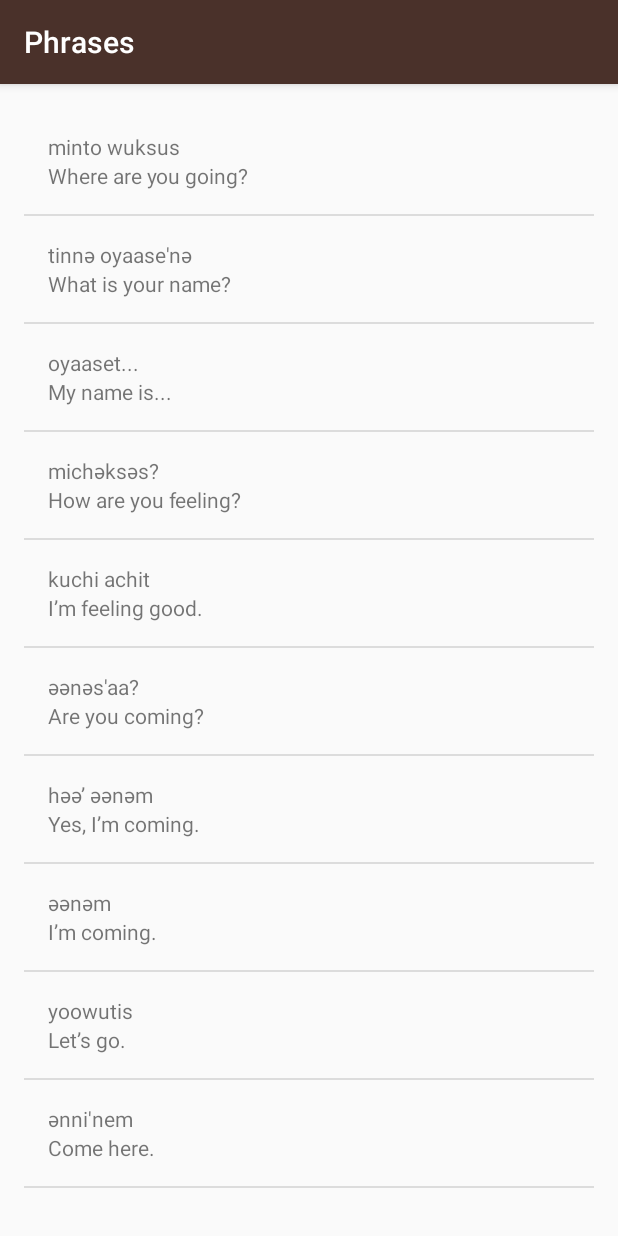
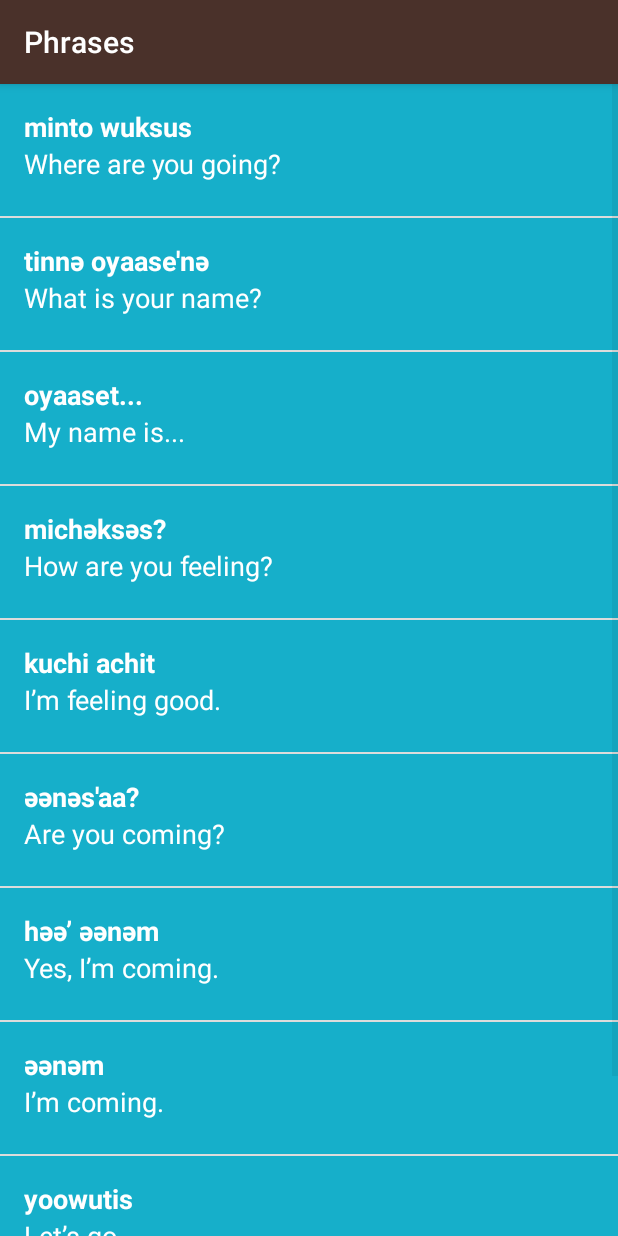
Before and after one commit to alanionita/GDS_MiwokApp, an Android app: the PhrasesActivity screen opened directly, with no data from a screen before it, on a phone screen of 412 x 824 dp. Run offline under Robolectric (Android 15) with nearby library versions, the phone set to English and light mode, and no system bars.

Commit message:
adds extra styling to the sections and new images to most words

```diff
--- a/app/src/main/java/com/example/android/miwok/PhrasesActivity.java
+++ b/app/src/main/java/com/example/android/miwok/PhrasesActivity.java
@@ -25,7 +25,7 @@
         words.add(new Word("Let’s go.", "yoowutis"));
         words.add(new Word("Come here.", "әnni'nem"));
 
-        WordAdapter wordAdapter = new WordAdapter(this, words);
+        WordAdapter wordAdapter = new WordAdapter(this, words, R.color.category_phrases);
 
         ListView listView = (ListView) findViewById(R.id.list);
         listView.setAdapter(wordAdapter);
--- a/app/src/main/java/com/example/android/miwok/Word.java
+++ b/app/src/main/java/com/example/android/miwok/Word.java
@@ -6,27 +6,49 @@
 
 public class Word {
     // default translation for the word
-    private String mDefaultWord;
+    private String defaultWord;
 
     // miwok translation for the word
-    private String mMiwokWord;
+    private String miwokWord;
+
+    // resource ID
+    private int imageResourceID = NO_IMAGE_PROVIDED;
+
+    // noimage provided
+    private static final int NO_IMAGE_PROVIDED = -1;
 
     /**
-     * Create a new word object
+     * Create a new word object - primary constructor
      * @param defaultTranslation is the word in a language familiar to the user eg: English
      * @param miwokTranslation is the miwok translation of the default word
      */
 
     public Word(String defaultTranslation, String miwokTranslation) {
-        mDefaultWord = defaultTranslation;
-        mMiwokWord = miwokTranslation;
+        defaultWord = defaultTranslation;
+        miwokWord = miwokTranslation;
+    }
+
+    /**
+     * Secondary contructor for word abject
+     * @param defaultTranslation is the word in a language familiar to the user eg: English
+     * @param miwokTranslation is the miwok translation of the default word
+     * @param imageLocation is the image for each word item
+     */
+    public Word(String defaultTranslation, String miwokTranslation, int imageLocation) {
+        defaultWord = defaultTranslation;
+        miwokWord = miwokTranslation;
+        imageResourceID = imageLocation;
     }
 
     // define the getters for the variables housed in the class
     public String getDefaultWord () {
-        return mDefaultWord;
+        return defaultWord;
     };
-    public String getMiwokWord () {
-        return mMiwokWord;
-    };
+    public String getMiwokWord () {return miwokWord;};
+    public int getImageResourceID () { return imageResourceID;};
+
+    // returns whether or not the word has an image
+    public boolean hasImage () {
+        return imageResourceID != NO_IMAGE_PROVIDED;
+    }
 }
--- a/app/src/main/java/com/example/android/miwok/WordAdapter.java
+++ b/app/src/main/java/com/example/android/miwok/WordAdapter.java
@@ -1,21 +1,29 @@
 package com.example.android.miwok;
 
 import android.content.Context;
+import android.media.Image;
 import android.support.annotation.NonNull;
 import android.support.annotation.Nullable;
+import android.support.v4.content.ContextCompat;
 import android.util.AttributeSet;
 import android.util.Log;
 import android.view.LayoutInflater;
 import android.view.View;
 import android.view.ViewGroup;
 import android.widget.ArrayAdapter;
+import android.widget.ImageView;
+import android.widget.LinearLayout;
 import android.widget.TextView;
 import java.util.ArrayList;
 
 public class WordAdapter extends ArrayAdapter<Word> {
 
-    WordAdapter(Context context, ArrayList<Word> words) {
+    // global value for the activity color values
+    private int localActivityColor;
+
+    WordAdapter(Context context, ArrayList<Word> words, int activityColor) {
         super(context, 0, words);
+        localActivityColor = activityColor;
     }
 
     @NonNull
@@ -32,9 +40,14 @@
         // Get {@link Word item} at this position in the list
         Word arrayListItem = getItem(position);
 
-        // Find the TextViews from the list_item.xml layout
+        // Find the views from the list_item.xml layout
         TextView miwokWord = (TextView) customView.findViewById(R.id.miwok_word);
         TextView defaultWord = (TextView) customView.findViewById(R.id.default_word);
+        ImageView imageV = (ImageView) customView.findViewById(R.id.image);
+        LinearLayout listWordSection = (LinearLayout) customView.findViewById(R.id.list_word_section);
+
+        // Find the color that the resource id maps to
+        int activityColor = ContextCompat.getColor(getContext(),localActivityColor);
 
         /*
             Set the values in the list_item.xml to the values from the
@@ -44,6 +57,14 @@
         if (arrayListItem != null) {
             miwokWord.setText(arrayListItem.getMiwokWord());
             defaultWord.setText(arrayListItem.getDefaultWord());
+            listWordSection.setBackgroundColor(activityColor);
+            if (arrayListItem.hasImage()) {
+                imageV.setImageResource(arrayListItem.getImageResourceID());
+                imageV.setVisibility(View.VISIBLE);
+            } else {
+                imageV.setVisibility(View.GONE);
+            }
+
         }
 
         // Return the updated list_item view to it can be included in the list view
--- a/app/src/main/res/layout/list_item.xml
+++ b/app/src/main/res/layout/list_item.xml
@@ -3,21 +3,41 @@
     xmlns:android="http://schemas.android.com/apk/res/android"
     xmlns:tools="http://schemas.android.com/tools"
     android:layout_width="match_parent"
-    android:layout_height="wrap_content"
+    android:layout_height="@dimen/list_item_height"
+    android:orientation="horizontal"
+    android:minHeight="@dimen/list_item_height"
+    android:background="@color/tan_background">
+
+    <ImageView
+        android:id="@+id/image"
+        android:layout_width="@dimen/list_item_height"
+        android:layout_height="@dimen/list_item_height" />
+
+    <LinearLayout
+        android:id="@+id/list_word_section"
+        android:layout_width="match_parent"
+        android:layout_height="@dimen/list_item_height"
         android:orientation="vertical"
-    android:padding="@dimen/list_item_standard_padding_margin"
-    android:layout_marginLeft="@dimen/list_item_standard_padding_margin">
+        android:paddingLeft="@dimen/list_item_standard_padding_margin"
+        android:paddingTop="@dimen/list_item_standard_padding_margin">
 
         <TextView
             android:layout_width="match_parent"
             android:layout_height="wrap_content"
             android:id="@+id/miwok_word"
-        tools:text="lutti"/>
+            tools:text="lutti"
+            android:textSize="@dimen/text_size_sections"
+            android:textAppearance="@android:style/TextAppearance.Medium"
+            android:textStyle="bold"
+            android:textColor="@android:color/white"/>
 
         <TextView
             android:layout_width="match_parent"
             android:layout_height="wrap_content"
             android:id="@+id/default_word"
-        tools:text="one"/>
+            tools:text="one"
+            android:textSize="@dimen/text_size_sections"
+            android:textColor="@android:color/white"/>
+    </LinearLayout>
 
 </LinearLayout>
--- a/app/src/main/res/layout/words_list.xml
+++ b/app/src/main/res/layout/words_list.xml
@@ -4,8 +4,4 @@
     android:id="@+id/list"
     android:orientation="vertical"
     android:layout_width="match_parent"
-    android:layout_height="match_parent"
-    android:paddingBottom="@dimen/activity_vertical_margin"
-    android:paddingLeft="@dimen/activity_horizontal_margin"
-    android:paddingRight="@dimen/activity_horizontal_margin"
-    android:paddingTop="@dimen/activity_vertical_margin" />
+    android:layout_height="match_parent" />
--- a/app/src/main/res/values/dimens.xml
+++ b/app/src/main/res/values/dimens.xml
@@ -19,4 +19,5 @@
     <dimen name="activity_horizontal_margin">16dp</dimen>
     <dimen name="activity_vertical_margin">16dp</dimen>
     <dimen name="list_item_standard_padding_margin">16dp</dimen>
+    <dimen name="text_size_sections">18sp</dimen>
 </resources>
```
Also changed, not shown: app/src/main/java/com/example/android/miwok/ColorsActivity.java (+9 -9 lines), app/src/main/java/com/example/android/miwok/FamilyActivity.java (+11 -11 lines), app/src/main/java/com/example/android/miwok/NumbersActivity.java (+11 -11 lines), app/src/main/res/layout/activity_main.xml (+19 -4 lines). Lines whose indentation alone changed are shown as unchanged.
